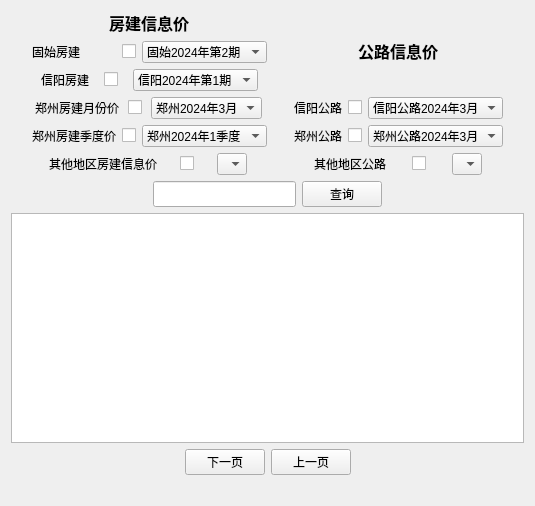
The window that mainwindow.ui (lialia691/cost_assistant) describes before a commit, drawn with Qt 5.
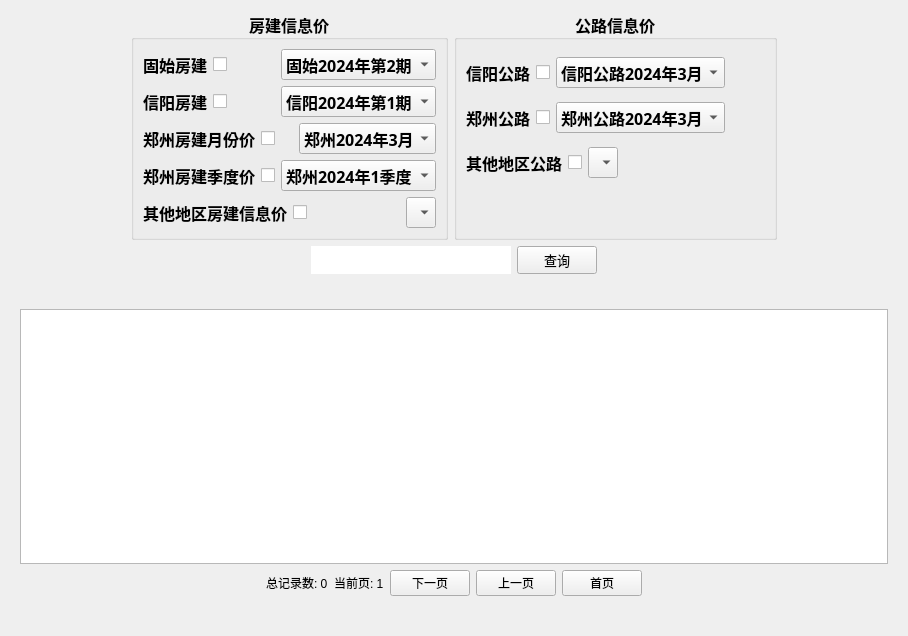
The same window after the commit.

Commit message: 1.0初版功能

The edit to the form file:
```diff
--- a/mainwindow.ui
+++ b/mainwindow.ui
@@ -6,8 +6,8 @@
    <rect>
     <x>0</x>
     <y>0</y>
-    <width>535</width>
-    <height>506</height>
+    <width>908</width>
+    <height>636</height>
    </rect>
   </property>
   <property name="sizePolicy">
@@ -27,25 +27,39 @@
   </property>
   <layout class="QVBoxLayout" name="verticalLayout_5">
    <item>
-    <layout class="QVBoxLayout" name="verticalLayout_3">
+    <layout class="QVBoxLayout" name="verticalLayout_4">
      <item>
       <layout class="QHBoxLayout" name="horizontalLayout_4">
        <item>
-        <layout class="QVBoxLayout" name="verticalLayout">
-         <item alignment="Qt::AlignmentFlag::AlignHCenter">
-          <widget class="QLabel" name="label_2">
+        <spacer name="horizontalSpacer_14">
+         <property name="orientation">
+          <enum>Qt::Orientation::Horizontal</enum>
+         </property>
+         <property name="sizeHint" stdset="0">
+          <size>
+           <width>40</width>
+           <height>20</height>
+          </size>
+         </property>
+        </spacer>
+       </item>
+       <item>
+        <widget class="QGroupBox" name="groupBox_2">
            <property name="font">
             <font>
+           <family>微软雅黑 Light</family>
              <pointsize>12</pointsize>
              <bold>true</bold>
              <kerning>true</kerning>
             </font>
            </property>
-           <property name="text">
+         <property name="title">
             <string>房建信息价</string>
            </property>
-          </widget>
-         </item>
+         <property name="alignment">
+          <set>Qt::AlignmentFlag::AlignCenter</set>
+         </property>
+         <layout class="QVBoxLayout" name="verticalLayout_2">
          <item>
           <layout class="QHBoxLayout" name="horizontalLayout">
            <item alignment="Qt::AlignmentFlag::AlignLeft">
@@ -61,7 +75,7 @@
              </property>
             </widget>
            </item>
-           <item>
+            <item alignment="Qt::AlignmentFlag::AlignLeft">
             <widget class="QCheckBox" name="checkBox_gushi_house">
              <property name="sizePolicy">
               <sizepolicy hsizetype="Fixed" vsizetype="Fixed">
@@ -74,7 +88,7 @@
              </property>
             </widget>
            </item>
-           <item>
+            <item alignment="Qt::AlignmentFlag::AlignLeft">
             <widget class="QComboBox" name="comboBox_gushi_house_period">
              <property name="sizePolicy">
               <sizepolicy hsizetype="Fixed" vsizetype="Fixed">
@@ -98,7 +112,7 @@
          </item>
          <item>
           <layout class="QHBoxLayout" name="horizontalLayout_2">
-           <item>
+            <item alignment="Qt::AlignmentFlag::AlignLeft">
             <widget class="QLabel" name="label_3">
              <property name="sizePolicy">
               <sizepolicy hsizetype="Fixed" vsizetype="Preferred">
@@ -111,7 +125,7 @@
              </property>
             </widget>
            </item>
-           <item>
+            <item alignment="Qt::AlignmentFlag::AlignLeft">
             <widget class="QCheckBox" name="checkBox_xinyang_house">
              <property name="sizePolicy">
               <sizepolicy hsizetype="Fixed" vsizetype="Fixed">
@@ -143,7 +157,7 @@
          </item>
          <item>
           <layout class="QHBoxLayout" name="horizontalLayout_5">
-           <item>
+            <item alignment="Qt::AlignmentFlag::AlignLeft">
             <widget class="QLabel" name="label_4">
              <property name="sizePolicy">
               <sizepolicy hsizetype="Fixed" vsizetype="Preferred">
@@ -156,7 +170,7 @@
              </property>
             </widget>
            </item>
-           <item>
+            <item alignment="Qt::AlignmentFlag::AlignLeft">
             <widget class="QCheckBox" name="checkBox_zhengzhou_house_month">
              <property name="sizePolicy">
               <sizepolicy hsizetype="Fixed" vsizetype="Fixed">
@@ -188,7 +202,7 @@
          </item>
          <item>
           <layout class="QHBoxLayout" name="horizontalLayout_6">
-           <item>
+            <item alignment="Qt::AlignmentFlag::AlignLeft">
             <widget class="QLabel" name="label_5">
              <property name="sizePolicy">
               <sizepolicy hsizetype="Fixed" vsizetype="Preferred">
@@ -201,7 +215,7 @@
              </property>
             </widget>
            </item>
-           <item>
+            <item alignment="Qt::AlignmentFlag::AlignLeft">
             <widget class="QCheckBox" name="checkBox_zhengzhou_house_quarter">
              <property name="sizePolicy">
               <sizepolicy hsizetype="Fixed" vsizetype="Fixed">
@@ -233,7 +247,7 @@
          </item>
          <item>
           <layout class="QHBoxLayout" name="horizontalLayout_10">
-           <item>
+            <item alignment="Qt::AlignmentFlag::AlignLeft">
             <widget class="QLabel" name="label_6">
              <property name="sizePolicy">
               <sizepolicy hsizetype="Fixed" vsizetype="Preferred">
@@ -246,7 +260,7 @@
              </property>
             </widget>
            </item>
-           <item>
+            <item alignment="Qt::AlignmentFlag::AlignLeft">
             <widget class="QCheckBox" name="checkBox_other_house">
              <property name="sizePolicy">
               <sizepolicy hsizetype="Fixed" vsizetype="Fixed">
@@ -277,23 +291,26 @@
           </layout>
          </item>
         </layout>
+        </widget>
        </item>
        <item>
-        <layout class="QVBoxLayout" name="verticalLayout_2">
-         <item alignment="Qt::AlignmentFlag::AlignHCenter">
-          <widget class="QLabel" name="label_7">
+        <widget class="QGroupBox" name="groupBox">
            <property name="font">
             <font>
+           <family>微软雅黑 Light</family>
              <pointsize>12</pointsize>
              <bold>true</bold>
+           <underline>false</underline>
              <kerning>true</kerning>
             </font>
            </property>
-           <property name="text">
+         <property name="title">
             <string>公路信息价</string>
            </property>
-          </widget>
-         </item>
+         <property name="alignment">
+          <set>Qt::AlignmentFlag::AlignCenter</set>
+         </property>
+         <layout class="QVBoxLayout" name="verticalLayout">
          <item>
           <layout class="QHBoxLayout" name="horizontalLayout_9">
            <item>
@@ -309,7 +326,7 @@
              </property>
             </widget>
            </item>
-           <item>
+            <item alignment="Qt::AlignmentFlag::AlignLeft">
             <widget class="QCheckBox" name="checkBox_xinyang_road">
              <property name="sizePolicy">
               <sizepolicy hsizetype="Fixed" vsizetype="Fixed">
@@ -322,7 +339,7 @@
              </property>
             </widget>
            </item>
-           <item>
+            <item alignment="Qt::AlignmentFlag::AlignLeft">
             <widget class="QComboBox" name="comboBox_xinyang_road_period">
              <property name="sizePolicy">
               <sizepolicy hsizetype="Fixed" vsizetype="Fixed">
@@ -337,6 +354,19 @@
              </item>
             </widget>
            </item>
+            <item>
+             <spacer name="horizontalSpacer_10">
+              <property name="orientation">
+               <enum>Qt::Orientation::Horizontal</enum>
+              </property>
+              <property name="sizeHint" stdset="0">
+               <size>
+                <width>40</width>
+                <height>20</height>
+               </size>
+              </property>
+             </spacer>
+            </item>
           </layout>
          </item>
          <item>
@@ -354,7 +384,7 @@
              </property>
             </widget>
            </item>
-           <item>
+            <item alignment="Qt::AlignmentFlag::AlignLeft">
             <widget class="QCheckBox" name="checkBox_zhengzhou_road">
              <property name="sizePolicy">
               <sizepolicy hsizetype="Fixed" vsizetype="Fixed">
@@ -367,7 +397,7 @@
              </property>
             </widget>
            </item>
-           <item>
+            <item alignment="Qt::AlignmentFlag::AlignLeft">
             <widget class="QComboBox" name="comboBox_zhengzhou_road_period">
              <property name="sizePolicy">
               <sizepolicy hsizetype="Fixed" vsizetype="Fixed">
@@ -382,6 +412,19 @@
              </item>
             </widget>
            </item>
+            <item>
+             <spacer name="horizontalSpacer_8">
+              <property name="orientation">
+               <enum>Qt::Orientation::Horizontal</enum>
+              </property>
+              <property name="sizeHint" stdset="0">
+               <size>
+                <width>40</width>
+                <height>20</height>
+               </size>
+              </property>
+             </spacer>
+            </item>
           </layout>
          </item>
          <item>
@@ -399,7 +442,7 @@
              </property>
             </widget>
            </item>
-           <item>
+            <item alignment="Qt::AlignmentFlag::AlignLeft">
             <widget class="QCheckBox" name="checkBox_other_road">
              <property name="sizePolicy">
               <sizepolicy hsizetype="Fixed" vsizetype="Fixed">
@@ -412,7 +455,7 @@
              </property>
             </widget>
            </item>
-           <item>
+            <item alignment="Qt::AlignmentFlag::AlignLeft">
             <widget class="QComboBox" name="comboBox_other_road_period">
              <property name="sizePolicy">
               <sizepolicy hsizetype="Fixed" vsizetype="Fixed">
@@ -427,9 +470,62 @@
              </item>
             </widget>
            </item>
-          </layout>
-         </item>
-        </layout>
+            <item>
+             <spacer name="horizontalSpacer_11">
+              <property name="orientation">
+               <enum>Qt::Orientation::Horizontal</enum>
+              </property>
+              <property name="sizeHint" stdset="0">
+               <size>
+                <width>40</width>
+                <height>20</height>
+               </size>
+              </property>
+             </spacer>
+            </item>
+           </layout>
+          </item>
+          <item>
+           <spacer name="horizontalSpacer_12">
+            <property name="orientation">
+             <enum>Qt::Orientation::Horizontal</enum>
+            </property>
+            <property name="sizeHint" stdset="0">
+             <size>
+              <width>40</width>
+              <height>20</height>
+             </size>
+            </property>
+           </spacer>
+          </item>
+          <item>
+           <spacer name="horizontalSpacer_13">
+            <property name="orientation">
+             <enum>Qt::Orientation::Horizontal</enum>
+            </property>
+            <property name="sizeHint" stdset="0">
+             <size>
+              <width>40</width>
+              <height>20</height>
+             </size>
+            </property>
+           </spacer>
+          </item>
+         </layout>
+        </widget>
+       </item>
+       <item>
+        <spacer name="horizontalSpacer_15">
+         <property name="orientation">
+          <enum>Qt::Orientation::Horizontal</enum>
+         </property>
+         <property name="sizeHint" stdset="0">
+          <size>
+           <width>40</width>
+           <height>20</height>
+          </size>
+         </property>
+        </spacer>
        </item>
       </layout>
      </item>
@@ -459,6 +555,12 @@
          <property name="styleSheet">
           <string notr="true">font: 14pt &quot;Microsoft YaHei UI&quot;;</string>
          </property>
+         <property name="frame">
+          <bool>false</bool>
+         </property>
+         <property name="alignment">
+          <set>Qt::AlignmentFlag::AlignCenter</set>
+         </property>
         </widget>
        </item>
        <item>
@@ -490,6 +592,14 @@
            <height>0</height>
           </size>
          </property>
+         <property name="font">
+          <font>
+           <family>微软雅黑 Light</family>
+           <pointsize>10</pointsize>
+           <bold>false</bold>
+           <kerning>true</kerning>
+          </font>
+         </property>
          <property name="cursor">
           <cursorShape>ArrowCursor</cursorShape>
          </property>
@@ -525,7 +635,29 @@
     </layout>
    </item>
    <item>
-    <layout class="QVBoxLayout" name="verticalLayout_4">
+    <spacer name="horizontalSpacer_3">
+     <property name="orientation">
+      <enum>Qt::Orientation::Horizontal</enum>
+     </property>
+     <property name="sizeHint" stdset="0">
+      <size>
+       <width>887</width>
+       <height>20</height>
+      </size>
+     </property>
+    </spacer>
+   </item>
+   <item>
+    <layout class="QHBoxLayout" name="horizontalLayout_12">
+     <item>
+      <widget class="QFrame" name="frame">
+       <property name="frameShape">
+        <enum>QFrame::Shape::NoFrame</enum>
+       </property>
+       <property name="frameShadow">
+        <enum>QFrame::Shadow::Raised</enum>
+       </property>
+       <layout class="QVBoxLayout" name="verticalLayout_3">
      <item>
       <widget class="QTableView" name="tableView">
        <property name="sizePolicy">
@@ -551,6 +683,20 @@
          </property>
         </spacer>
        </item>
+          <item>
+           <widget class="QLabel" name="label_total_records">
+            <property name="text">
+             <string>总记录数: 0</string>
+            </property>
+           </widget>
+          </item>
+          <item>
+           <widget class="QLabel" name="label_current_page">
+            <property name="text">
+             <string>当前页: 1</string>
+            </property>
+           </widget>
+          </item>
        <item>
         <widget class="QPushButton" name="pushButton_next">
          <property name="text">
@@ -565,6 +711,13 @@
          </property>
         </widget>
        </item>
+          <item>
+           <widget class="QPushButton" name="pushButton_home">
+            <property name="text">
+             <string>首页</string>
+            </property>
+           </widget>
+          </item>
        <item>
         <spacer name="horizontalSpacer_2">
          <property name="orientation">
@@ -580,22 +733,32 @@
        </item>
       </layout>
      </item>
-    </layout>
-   </item>
    <item>
-    <spacer name="horizontalSpacer_3">
+         <spacer name="horizontalSpacer_9">
      <property name="orientation">
       <enum>Qt::Orientation::Horizontal</enum>
      </property>
      <property name="sizeHint" stdset="0">
       <size>
-       <width>40</width>
+            <width>771</width>
        <height>20</height>
       </size>
      </property>
     </spacer>
    </item>
   </layout>
+      </widget>
+     </item>
+    </layout>
+   </item>
+  </layout>
+  <zorder>groupBox_2</zorder>
+  <zorder></zorder>
+  <zorder>groupBox</zorder>
+  <zorder>horizontalSpacer_3</zorder>
+  <zorder></zorder>
+  <zorder>horizontalSpacer_4</zorder>
+  <zorder>horizontalSpacer_7</zorder>
  </widget>
  <resources/>
  <connections/>
```
Left out of the diff: 2 changed lines with no effect on the pictures. Lines whose indentation alone changed are shown as unchanged. The commit also changes 2 other files.
